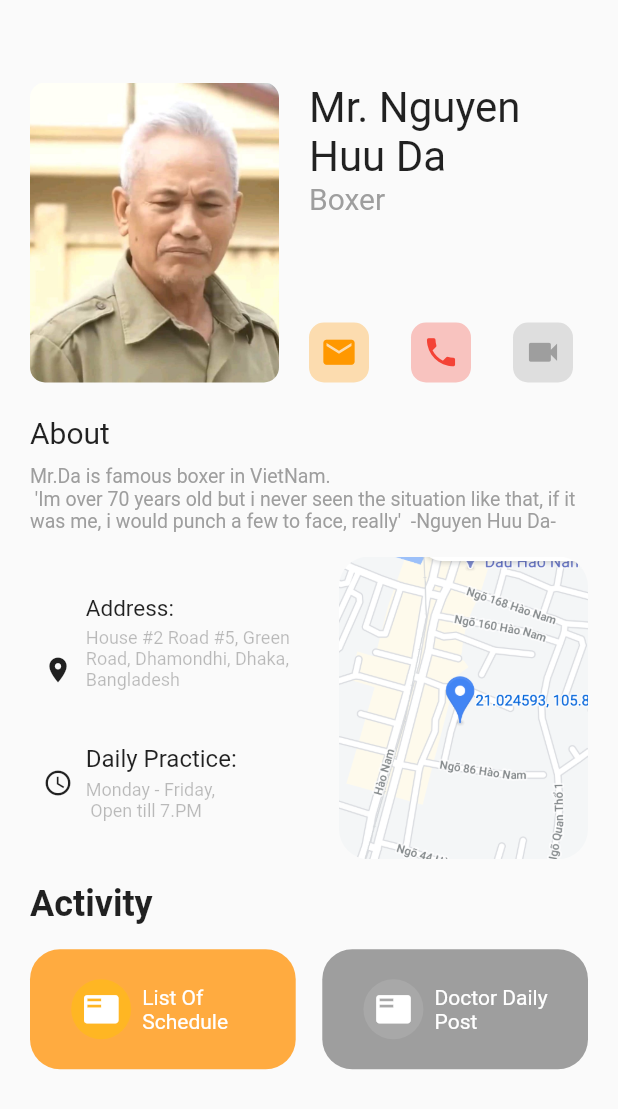
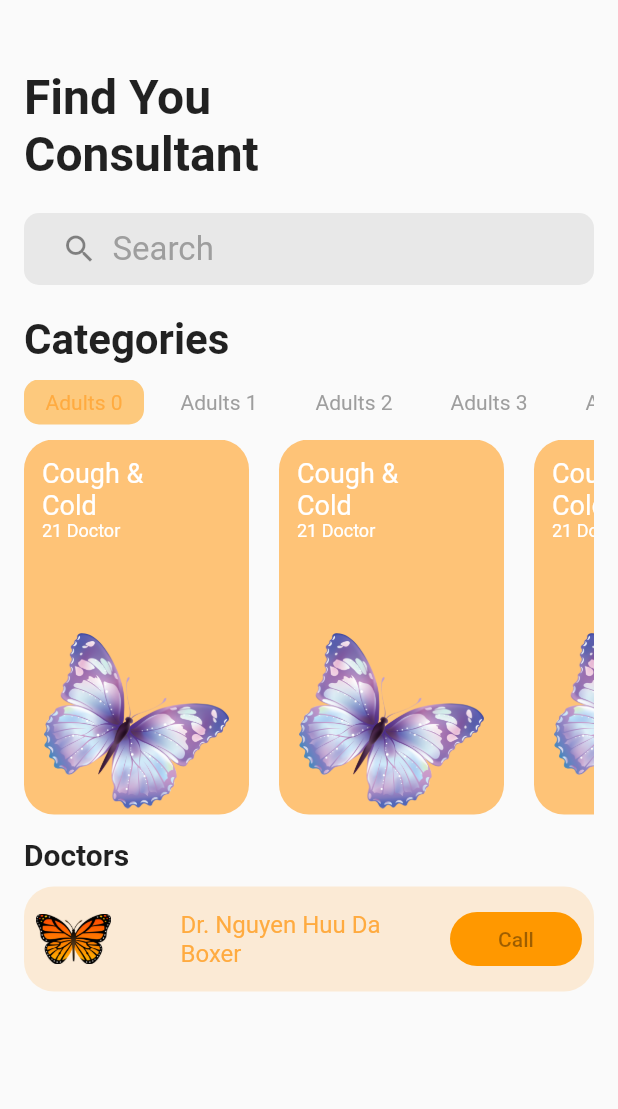
Before and after one commit to trinhtn-1878/flutter_learning, a Flutter app: the screen it shows after launch, on a phone screen of 412 x 824 dp. Shown: the top 1109 px of the screen. Run offline on Flutter 3.47's test engine with Material 2 defaults, Android fonts, the phone set to English and light mode, and no system bars.

Commit message:
List view exercise

```diff
--- /dev/null
+++ b/lib/ListViewBTVN/SearchScreen.dart
@@ -0,0 +1,220 @@
+import 'dart:math';
+
+import 'package:flutter/cupertino.dart';
+import 'package:flutter/material.dart';
+
+import 'SubCategory.dart';
+
+class SearchConsultant extends StatefulWidget {
+  @override
+  _SearchConsultantState createState() => _SearchConsultantState();
+}
+
+class _SearchConsultantState extends State<SearchConsultant> {
+  final listCategories = Category.generateCategories;
+  var indexCategoriesList = 0;
+  var scrollController = ScrollController();
+
+  @override
+  void initState() {
+    // TODO: implement initState
+    scrollController.addListener(scrollListener);
+    super.initState();
+  }
+
+   scrollListener() {
+    if (scrollController.position.extentAfter <= 10) {
+      Future.delayed(const Duration(milliseconds: 5000), () {
+        setState(() {
+          listCategories[indexCategoriesList].subCategories.addAll(SubCategory.generateSubCategories);
+        });
+      });
+    }
+  }
+
+  @override
+  Widget build(BuildContext context) {
+    return Scaffold(
+      body: SingleChildScrollView(
+        child: Padding(
+            padding: const EdgeInsets.all(16),
+            child: Column(
+              crossAxisAlignment: CrossAxisAlignment.start,
+              children: [
+                SizedBox(
+                  height: 30,
+                ),
+                Text("Find You \nConsultant",
+                    style:
+                    TextStyle(fontSize: 32, fontWeight: FontWeight.bold)),
+                SizedBox(
+                  height: 20,
+                ),
+                TextField(
+                  decoration: InputDecoration(
+                      border: OutlineInputBorder(
+                          borderRadius: BorderRadius.circular(10),
+                          borderSide: BorderSide.none),
+                      fillColor: Colors.grey.withAlpha(50),
+                      filled: true,
+                      prefixIcon: Padding(
+                        padding: EdgeInsets.only(left: 25, right: 10),
+                        child: Icon(Icons.search),
+                      ),
+                      hintText: "Search",
+                      hintStyle: TextStyle(fontSize: 22, color: Colors.grey),
+                      contentPadding: EdgeInsets.only(left: 15)
+                  ),
+                ),
+                SizedBox(height: 20,),
+                Text("Categories",
+                    style: TextStyle(fontSize: 28,
+                        fontWeight: FontWeight.bold)),
+                SizedBox(height: 10,),
+                Container(
+                  child: _categoriesList(context),
+                  alignment: Alignment.center,
+                  height: 30,
+                ),
+                SizedBox(height: 10,),
+                Container(
+                  child: _SymptomList()
+                ),
+                SizedBox(height: 15,),
+                Text("Doctors",
+                  style: TextStyle(fontSize: 20,
+                  fontWeight: FontWeight.bold),
+                ),
+                SizedBox(height: 10,),
+                doctorInfor()
+              ],
+            )),
+      ),
+    );
+  }
+
+  Widget _categoriesList(BuildContext context) {
+    return ListView.separated(
+      scrollDirection: Axis.horizontal,
+      itemBuilder: (context, index) =>
+          _itemCat(listCategories[index].name, index),
+      separatorBuilder: (context, index) => SizedBox(width: 10,),
+      itemCount: listCategories.length,
+    );
+  }
+
+  Widget _SymptomList() {
+    return Container(
+      height: 250,
+      child: ListView.separated(
+        controller: scrollController,
+        scrollDirection: Axis.horizontal,
+        itemBuilder: (context, index) =>
+            _itemSymptom(listCategories[indexCategoriesList].subCategories[index].name,
+                listCategories[indexCategoriesList].subCategories[index].numberDoctor,
+                listCategories[indexCategoriesList].subCategories[index].imagePath,
+                listCategories[indexCategoriesList].subCategories[index].color),
+        separatorBuilder: (context, index) => SizedBox(width: 20,),
+        itemCount: listCategories[indexCategoriesList].subCategories.length,
+      ),
+    );
+  }
+
+  Widget _itemCat(String text, int index) {
+    final colorText = indexCategoriesList == index
+        ? Colors.orangeAccent
+        : Colors.grey;
+    final colorBg = indexCategoriesList == index ? Colors.orange.withOpacity(
+        0.5) : Colors.transparent;
+    return GestureDetector(
+      onTap: () {
+        setState(() {
+          indexCategoriesList = index;
+        });
+      },
+      child: Container(
+        decoration: BoxDecoration(borderRadius: BorderRadius.circular(10),
+            color: colorBg),
+        width: 80,
+        height: 35,
+
+        alignment: Alignment.center,
+        child: Text(text,
+          style: TextStyle(fontSize: 14, color: colorText),),
+      ),
+    );
+  }
+
+  Widget _itemSymptom(String symptom, int numberDr, String imagePath, Color color) {
+
+    return Container(
+      decoration: BoxDecoration(borderRadius: BorderRadius.circular(20),
+          color: color),
+      width: 150,
+      child: Padding(
+        padding: const EdgeInsets.only(top: 12, left: 12, right: 12, bottom: 4),
+        child: Column(
+          children: [
+            Expanded(
+              child: Column(
+                crossAxisAlignment: CrossAxisAlignment.start,
+                children: [
+                  Padding(
+                    padding: const EdgeInsets.only(right: 30),
+                    child: Text(symptom,
+                        style: TextStyle(fontSize: 18, color: Colors.white),),
+                  ),
+                  Text("$numberDr Doctor",
+                    style: TextStyle(fontSize: 12, color: Colors.white),),
+                ],
+              ),
+              flex: 1,
+            ),
+            Expanded(
+              child:Image.asset(imagePath),
+              flex: 1,
+            )
+          ],
+        ),
+      ),
+    );
+  }
+
+  Widget doctorInfor() {
+    return Container(
+      decoration: BoxDecoration(borderRadius: BorderRadius.circular(20),
+          color: Colors.orangeAccent.withOpacity(0.2)),
+      height: 70,
+      child: Padding(
+        padding: const EdgeInsets.all(8.0),
+        child: Row(
+          mainAxisAlignment: MainAxisAlignment.spaceBetween,
+          children: [
+            Container(
+              height: 50,
+                width: 50,
+                child: Image.asset("Asset/butter.png")),
+            Column(
+              crossAxisAlignment: CrossAxisAlignment.start,
+              mainAxisAlignment: MainAxisAlignment.center,
+              children: [
+                Text("Dr. Nguyen Huu Da",
+                style: TextStyle(fontSize: 16, color: Colors.orangeAccent),),
+                Text("Boxer",
+                    style: TextStyle(fontSize: 16, color: Colors.orangeAccent))
+              ],
+            ),
+            RaisedButton(
+              color: Colors.orange,
+              disabledColor: Colors.orange,
+              shape: RoundedRectangleBorder(
+                  borderRadius: BorderRadius.circular(18.0),
+              ),
+              child: Text("Call"),
+            ),
+          ],
+        ),
+      ),
+    );
+  }
+}
--- /dev/null
+++ b/lib/ListViewBTVN/SubCategory.dart
@@ -0,0 +1,50 @@
+import 'dart:math';
+import 'package:flutter/material.dart';
+import 'dart:ui';
+
+class Category {
+  String name;
+  List<SubCategory> subCategories;
+
+  Category({this.name, this.subCategories});
+
+  static List<Category> get generateCategories {
+    return List.generate(10, (index) {
+      int nameIndex = Random().nextInt(4);
+      return Category(
+        name: "${nameCategories[nameIndex]} $index",
+        subCategories: SubCategory.generateSubCategories,
+      );
+    });
+  }
+}
+
+class SubCategory {
+  String name;
+  int numberDoctor;
+  String imagePath;
+  Color color;
+
+  SubCategory({this.name, this.numberDoctor, this.imagePath, this.color});
+
+  static List<SubCategory> get generateSubCategories {
+    return List.generate(20, (index) {
+      int subNameIndex = Random().nextInt(2);
+      int numberOfDoctor = Random().nextInt(50) + 1;
+      int imageIndex = Random().nextInt(3);
+      int colorIndex = Random().nextInt(3);
+      return SubCategory(
+        name: nameSubCategories[subNameIndex],
+        numberDoctor: numberOfDoctor,
+        imagePath: imageSubCategories[imageIndex],
+        color: colors[colorIndex]
+      );
+    });
+  }
+}
+
+final colors = [Colors.redAccent.withOpacity(0.5), Colors.orangeAccent.withOpacity(0.7), Colors.pink.withOpacity(0.5)];
+final nameCategories = ["Adults", "Children", "Women", "Men"];
+final nameSubCategories = ["Cough & Cold", "Heart Specialist"];
+//Thay thành ảnh của mình.
+final imageSubCategories = ["Asset/butter.png", "Asset/butter1.png", "Asset/butter2.png"];
--- /dev/null
+++ b/lib/item_list.dart
@@ -0,0 +1,61 @@
+import 'package:flutter/cupertino.dart';
+import 'package:flutter/material.dart';
+import 'package:flutter_createui/person.dart';
+
+class ItemList extends StatefulWidget {
+  final Person person;
+
+  ItemList({Key key, this.person}) : super(key: key){
+    print("constructor: ${person.name}");
+  }
+
+  @override
+  State<StatefulWidget> createState() {
+    return _ItemListState();
+  }
+}
+
+class _ItemListState extends State<ItemList> {
+  bool isChecked = false;
+
+  @override
+  Widget build(BuildContext context) {
+    // TODO: implement build
+    return Padding(
+      padding: EdgeInsets.all(16),
+      child: Row(
+        children: <Widget>[
+          Checkbox(
+            value: isChecked,
+            onChanged: (value) {
+              setState(() {
+                isChecked = value;
+              });
+            },
+          ),
+          Column(
+            children: <Widget>[
+              Text(widget.person.name),
+              SizedBox(height: 6,),
+              Text(widget.person.phoneNumber),
+            ],
+          )
+        ],
+      ),
+    );
+  }
+
+  @override
+  void initState() {
+    // TODO: implement initState
+    super.initState();
+    print("initState: ${widget.person.name}");
+  }
+
+  @override
+  void dispose() {
+    // TODO: implement dispose
+    super.dispose();
+    print("dispose: ${widget.person.name}");
+  }
+}
--- /dev/null
+++ b/lib/list_person.dart
@@ -0,0 +1,32 @@
+import 'package:flutter/cupertino.dart';
+import 'package:flutter/material.dart';
+import 'package:flutter_createui/item_list.dart';
+import 'package:flutter_createui/person.dart';
+
+class ListViewDemo extends StatefulWidget {
+  @override
+  State<StatefulWidget> createState() => _ListViewDemoState();
+}
+
+class _ListViewDemoState extends State<ListViewDemo> {
+  final person = generatePerson;
+
+  @override
+  Widget build(BuildContext context) {
+    return Scaffold(
+      body: SafeArea(child: _separate(context),
+      )
+    );
+  }
+
+  Widget _separate(BuildContext context) {
+    return Scrollbar(
+      child: ListView.separated(
+        scrollDirection: Axis.vertical,
+          itemBuilder: (context, index) => ItemList(
+            person: person[index],),
+          separatorBuilder: (context, index) => Divider(height: 1, thickness: 1,),
+          itemCount: person.length),
+    );
+  }
+}
--- a/lib/main.dart
+++ b/lib/main.dart
@@ -1,10 +1,12 @@
 import 'package:flutter/material.dart';
+import 'package:flutter_createui/ListViewBTVN/SearchScreen.dart';
+import 'package:flutter_createui/list_person.dart';
 import 'package:flutter_createui/profileView.dart';
 
 main() async {
   return runApp(
     MaterialApp(
-      home: profileView(),
+      home: SearchConsultant(),
     )
   );
 }
--- /dev/null
+++ b/lib/person.dart
@@ -0,0 +1,8 @@
+class Person {
+  String name;
+  String phoneNumber;
+
+  Person(this.name, this.phoneNumber);
+}
+
+List<Person> get generatePerson => List<Person>.generate(30, (index) => Person("Nguyen van $index", "0123$index"));
```
Also changed, not shown: Asset/butter.png (added), Asset/butter1.png (added), Asset/butter2.png (added), Asset/butterfly.jpeg (added), Asset/cough.jpg (added), pubspec.lock, 4 other files.
